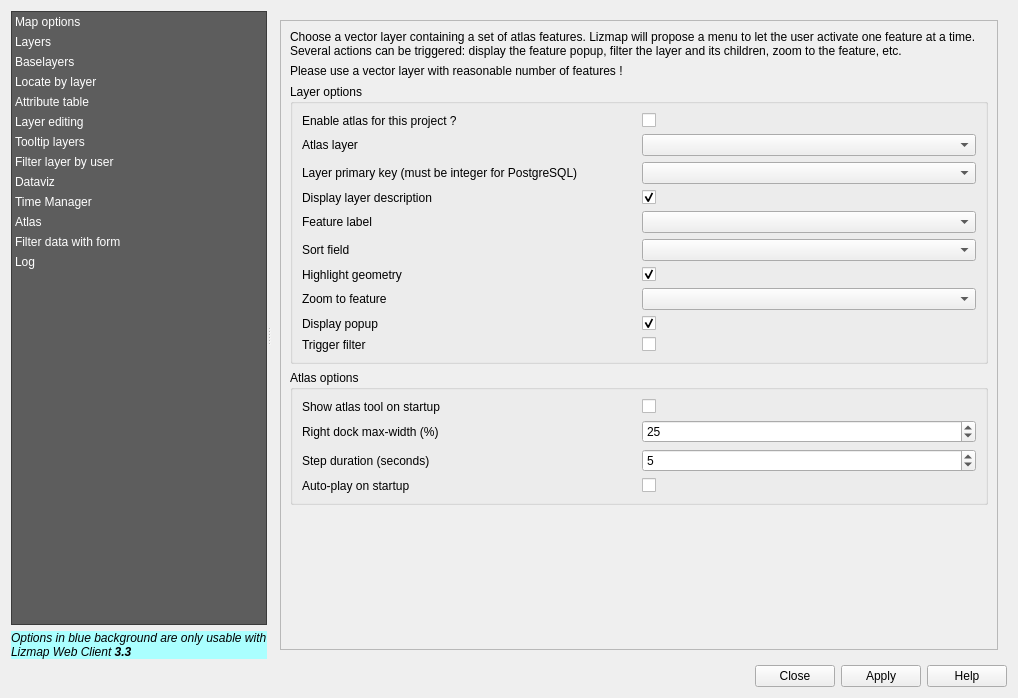
Old version of the form resources/ui/ui_lizmap.ui in the repository 3liz/lizmap-plugin.
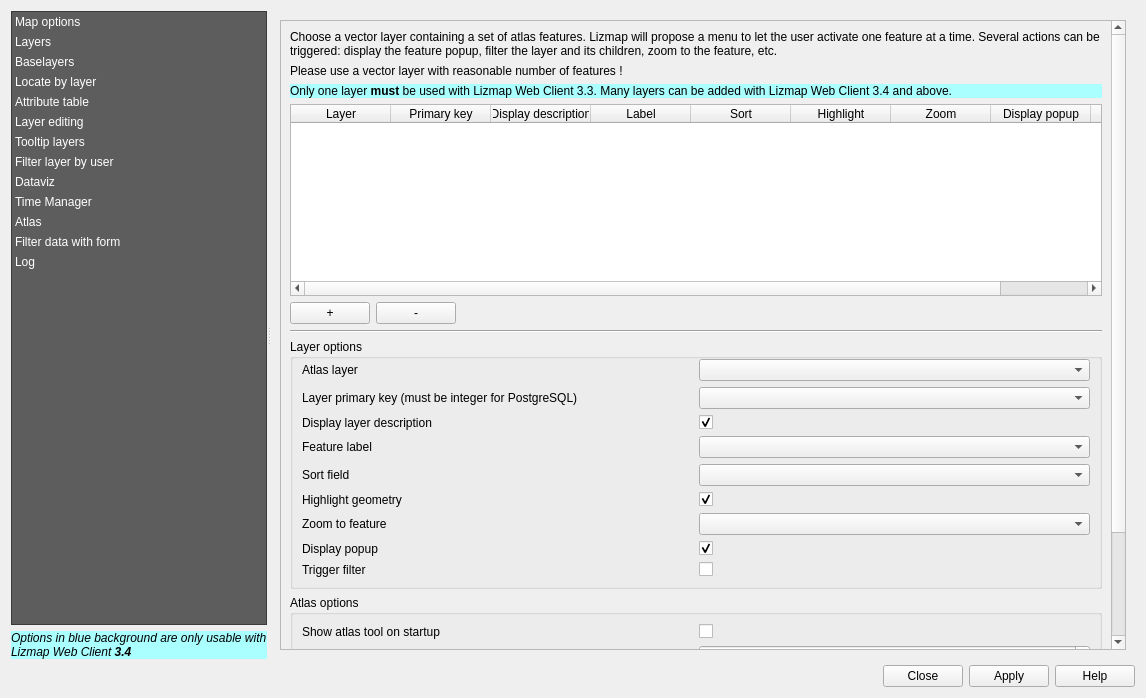
New version of the form. The open tabs and pages were chosen to show the change. Custom widgets are drawn as their Qt base class.

Commit message: start multiatlas

```diff
--- a/resources/ui/ui_lizmap.ui
+++ b/resources/ui/ui_lizmap.ui
@@ -6,7 +6,7 @@
    <rect>
     <x>0</x>
     <y>0</y>
-    <width>1018</width>
+    <width>1146</width>
     <height>698</height>
    </rect>
   </property>
@@ -176,7 +176,7 @@
           <string notr="true">background-color:rgb(170, 255, 255);</string>
          </property>
          <property name="text">
-          <string>&lt;html&gt;&lt;head/&gt;&lt;body&gt;&lt;p&gt;Options in blue background are only usable with Lizmap Web Client &lt;span style=&quot; font-weight:600;&quot;&gt;3.3&lt;/span&gt;&lt;/p&gt;&lt;/body&gt;&lt;/html&gt;</string>
+          <string>&lt;html&gt;&lt;head/&gt;&lt;body&gt;&lt;p&gt;Options in blue background are only usable with Lizmap Web Client &lt;span style=&quot; font-weight:600;&quot;&gt;3.4&lt;/span&gt;&lt;/p&gt;&lt;/body&gt;&lt;/html&gt;</string>
          </property>
          <property name="wordWrap">
           <bool>true</bool>
@@ -4079,8 +4079,8 @@
                <rect>
                 <x>0</x>
                 <y>0</y>
-                <width>720</width>
-                <height>629</height>
+                <width>844</width>
+                <height>841</height>
                </rect>
               </property>
               <layout class="QVBoxLayout" name="verticalLayout_41">
@@ -4102,110 +4102,190 @@
                 </widget>
                </item>
                <item>
-                <widget class="QGroupBox" name="groupBox">
+                <widget class="QLabel" name="label_91">
+                 <property name="styleSheet">
+                  <string notr="true">background-color:rgb(170, 255, 255);</string>
+                 </property>
+                 <property name="text">
+                  <string>&lt;html&gt;&lt;head/&gt;&lt;body&gt;&lt;p&gt;Only one layer &lt;span style=&quot; font-weight:600;&quot;&gt;must&lt;/span&gt; be used with Lizmap Web Client 3.3. Many layers can be added with Lizmap Web Client 3.4 and above.&lt;/p&gt;&lt;/body&gt;&lt;/html&gt;</string>
+                 </property>
+                </widget>
+               </item>
+               <item>
+                <widget class="QTableWidget" name="atlas_table">
+                 <property name="editTriggers">
+                  <set>QAbstractItemView::NoEditTriggers</set>
+                 </property>
+                 <property name="selectionMode">
+                  <enum>QAbstractItemView::SingleSelection</enum>
+                 </property>
+                 <property name="selectionBehavior">
+                  <enum>QAbstractItemView::SelectRows</enum>
+                 </property>
+                 <column>
+                  <property name="text">
+                   <string>Layer</string>
+                  </property>
+                  <property name="toolTip">
+                   <string>The atlas layer</string>
+                  </property>
+                 </column>
+                 <column>
+                  <property name="text">
+                   <string>Primary key</string>
+                  </property>
+                 </column>
+                 <column>
+                  <property name="text">
+                   <string>Display description</string>
+                  </property>
+                 </column>
+                 <column>
+                  <property name="text">
+                   <string>Label</string>
+                  </property>
+                 </column>
+                 <column>
+                  <property name="text">
+                   <string>Sort</string>
+                  </property>
+                 </column>
+                 <column>
+                  <property name="text">
+                   <string>Highlight</string>
+                  </property>
+                 </column>
+                 <column>
+                  <property name="text">
+                   <string>Zoom</string>
+                  </property>
+                 </column>
+                 <column>
+                  <property name="text">
+                   <string>Display popup</string>
+                  </property>
+                 </column>
+                 <column>
+                  <property name="text">
+                   <string>Trigger</string>
+                  </property>
+                 </column>
+                </widget>
+               </item>
+               <item>
+                <layout class="QHBoxLayout" name="horizontalLayout_39">
+                 <item>
+                  <widget class="QPushButton" name="atlas_add_layer">
+                   <property name="text">
+                    <string>+</string>
+                   </property>
+                  </widget>
+                 </item>
+                 <item>
+                  <widget class="QPushButton" name="atlas_remove_layer">
+                   <property name="text">
+                    <string>-</string>
+                   </property>
+                  </widget>
+                 </item>
+                 <item>
+                  <spacer name="horizontalSpacer_4">
+                   <property name="orientation">
+                    <enum>Qt::Horizontal</enum>
+                   </property>
+                   <property name="sizeHint" stdset="0">
+                    <size>
+                     <width>40</width>
+                     <height>20</height>
+                    </size>
+                   </property>
+                  </spacer>
+                 </item>
+                </layout>
+               </item>
+               <item>
+                <widget class="Line" name="line">
+                 <property name="orientation">
+                  <enum>Qt::Horizontal</enum>
+                 </property>
+                </widget>
+               </item>
+               <item>
+                <widget class="QGroupBox" name="atlas_form">
                  <property name="title">
                   <string>Layer options</string>
                  </property>
                  <layout class="QVBoxLayout" name="verticalLayout_42">
+                  <property name="topMargin">
+                   <number>0</number>
+                  </property>
                   <item>
                    <layout class="QGridLayout" name="gridLayout">
-                    <item row="1" column="3">
-                     <widget class="QgsMapLayerComboBox" name="atlasLayer"/>
-                    </item>
-                    <item row="8" column="1">
-                     <widget class="QLabel" name="label_84">
-                      <property name="text">
-                       <string>Zoom to feature</string>
-                      </property>
-                     </widget>
-                    </item>
-                    <item row="10" column="1">
-                     <widget class="QLabel" name="label_86">
-                      <property name="text">
-                       <string>Trigger filter</string>
-                      </property>
-                     </widget>
-                    </item>
-                    <item row="9" column="3">
-                     <widget class="QCheckBox" name="atlasDisplayPopup">
-                      <property name="text">
-                       <string/>
-                      </property>
-                      <property name="checked">
-                       <bool>true</bool>
-                      </property>
-                     </widget>
-                    </item>
-                    <item row="1" column="1">
+                    <item row="0" column="1">
                      <widget class="QLabel" name="label_82">
                       <property name="text">
                        <string>Atlas layer</string>
                       </property>
                      </widget>
                     </item>
-                    <item row="5" column="1">
+                    <item row="2" column="1">
+                     <widget class="QLabel" name="label_88">
+                      <property name="text">
+                       <string>Display layer description</string>
+                      </property>
+                     </widget>
+                    </item>
+                    <item row="1" column="3">
+                     <widget class="QgsFieldComboBox" name="atlasPrimaryKey"/>
+                    </item>
+                    <item row="0" column="3">
+                     <widget class="QgsMapLayerComboBox" name="atlasLayer"/>
+                    </item>
+                    <item row="2" column="3">
+                     <widget class="QCheckBox" name="atlasDisplayLayerDescription">
+                      <property name="text">
+                       <string/>
+                      </property>
+                      <property name="checked">
+                       <bool>true</bool>
+                      </property>
+                     </widget>
+                    </item>
+                    <item row="1" column="1">
+                     <widget class="QLabel" name="label_96">
+                      <property name="text">
+                       <string>Layer primary key (must be integer for PostgreSQL)</string>
+                      </property>
+                     </widget>
+                    </item>
+                    <item row="3" column="1">
                      <widget class="QLabel" name="label_83">
                       <property name="text">
                        <string>Feature label</string>
                       </property>
                      </widget>
                     </item>
-                    <item row="9" column="1">
-                     <widget class="QLabel" name="label_85">
-                      <property name="text">
-                       <string>Display popup</string>
-                      </property>
-                     </widget>
-                    </item>
-                    <item row="10" column="3">
-                     <widget class="QCheckBox" name="atlasTriggerFilter">
-                      <property name="text">
-                       <string/>
-                      </property>
-                     </widget>
-                    </item>
                     <item row="3" column="3">
-                     <widget class="QCheckBox" name="atlasDisplayLayerDescription">
-                      <property name="text">
-                       <string/>
-                      </property>
-                      <property name="checked">
-                       <bool>true</bool>
-                      </property>
-                     </widget>
-                    </item>
-                    <item row="3" column="1">
-                     <widget class="QLabel" name="label_88">
-                      <property name="text">
-                       <string>Display layer description</string>
-                      </property>
-                     </widget>
-                    </item>
-                    <item row="5" column="3">
                      <widget class="QgsFieldComboBox" name="atlasFeatureLabel"/>
                     </item>
-                    <item row="0" column="3">
-                     <widget class="QCheckBox" name="atlasEnabled">
+                    <item row="4" column="1">
+                     <widget class="QLabel" name="label_93">
                       <property name="text">
-                       <string/>
+                       <string>Sort field</string>
                       </property>
                      </widget>
                     </item>
-                    <item row="0" column="1">
-                     <widget class="QLabel" name="label_91">
-                      <property name="text">
-                       <string>Enable atlas for this project ?</string>
-                      </property>
-                     </widget>
+                    <item row="4" column="3">
+                     <widget class="QgsFieldComboBox" name="atlasSortField"/>
                     </item>
-                    <item row="7" column="1">
+                    <item row="5" column="1">
                      <widget class="QLabel" name="label_92">
                       <property name="text">
                        <string>Highlight geometry</string>
                       </property>
                      </widget>
                     </item>
-                    <item row="7" column="3">
+                    <item row="5" column="3">
                      <widget class="QCheckBox" name="atlasHighlightGeometry">
                       <property name="text">
                        <string/>
@@ -4216,16 +4296,13 @@
                      </widget>
                     </item>
                     <item row="6" column="1">
-                     <widget class="QLabel" name="label_93">
+                     <widget class="QLabel" name="label_84">
                       <property name="text">
-                       <string>Sort field</string>
+                       <string>Zoom to feature</string>
                       </property>
                      </widget>
                     </item>
                     <item row="6" column="3">
-                     <widget class="QgsFieldComboBox" name="atlasSortField"/>
-                    </item>
-                    <item row="8" column="3">
                      <widget class="QComboBox" name="atlasZoom">
                       <item>
                        <property name="text">
@@ -4244,15 +4321,36 @@
                       </item>
                      </widget>
                     </item>
-                    <item row="2" column="1">
-                     <widget class="QLabel" name="label_96">
+                    <item row="7" column="1">
+                     <widget class="QLabel" name="label_85">
                       <property name="text">
-                       <string>Layer primary key (must be integer for PostgreSQL)</string>
+                       <string>Display popup</string>
                       </property>
                      </widget>
                     </item>
-                    <item row="2" column="3">
-                     <widget class="QgsFieldComboBox" name="atlasPrimaryKey"/>
+                    <item row="7" column="3">
+                     <widget class="QCheckBox" name="atlasDisplayPopup">
+                      <property name="text">
+                       <string/>
+                      </property>
+                      <property name="checked">
+                       <bool>true</bool>
+                      </property>
+                     </widget>
+                    </item>
+                    <item row="8" column="1">
+                     <widget class="QLabel" name="label_86">
+                      <property name="text">
+                       <string>Trigger filter</string>
+                      </property>
+                     </widget>
+                    </item>
+                    <item row="8" column="3">
+                     <widget class="QCheckBox" name="atlasTriggerFilter">
+                      <property name="text">
+                       <string/>
+                      </property>
+                     </widget>
                     </item>
                    </layout>
                   </item>
```
Left out of the diff: 130 changed lines with no effect on the pictures. Lines whose indentation alone changed are shown as unchanged. The commit also changes 2 other files.
